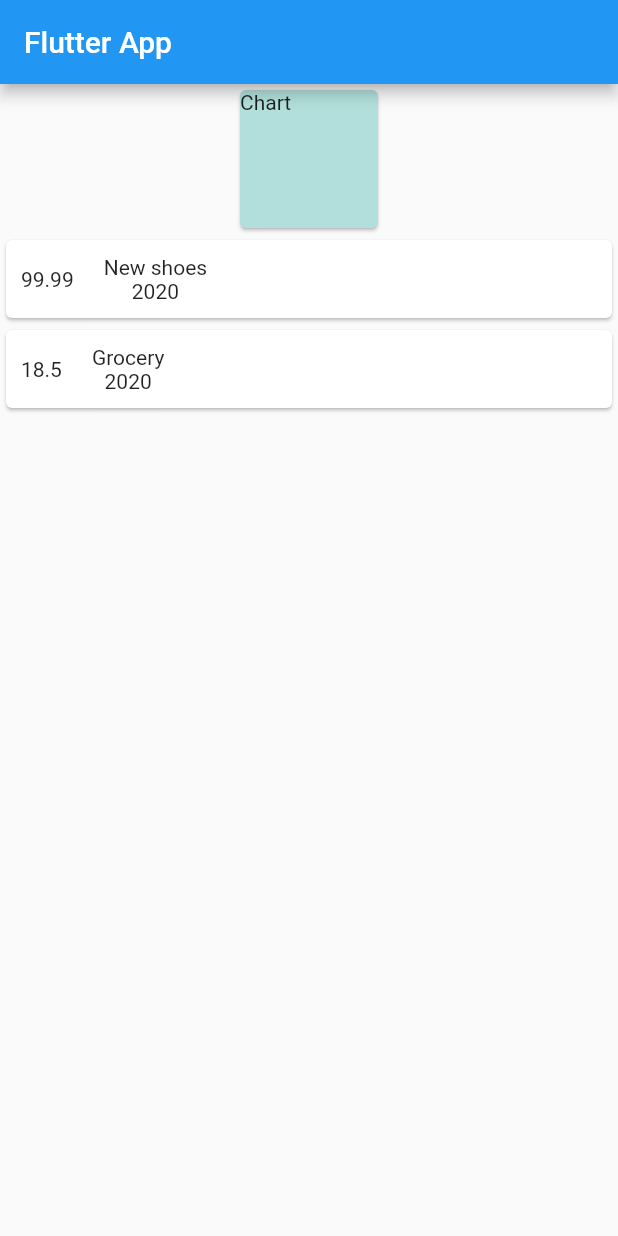
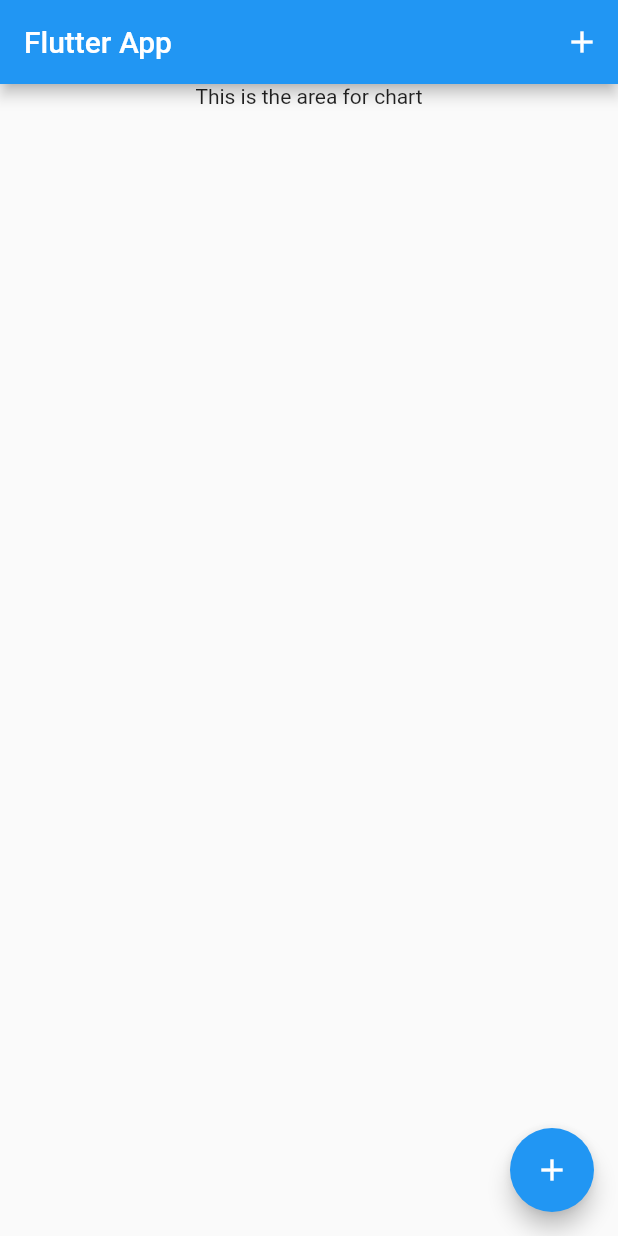
Before and after one commit to ShijuPJohn/expenses_app, a Flutter app: the screen it shows after launch, on a phone screen of 412 x 824 dp. Run offline on Flutter 3.47's test engine with Material 2 defaults, Android fonts, the phone set to English and light mode, and no system bars.

Commit message:
modal screen - add transaction

```diff
--- /dev/null
+++ b/lib/constants.dart
@@ -0,0 +1,26 @@
+import 'package:flutter/material.dart';
+
+const kPriceTextStyle = TextStyle(
+    color: Colors.purple, fontSize: 20.0, fontWeight: FontWeight.w600);
+const kDateTextStyle = TextStyle(
+    fontSize: 13.0, fontWeight: FontWeight.w400, color: Colors.blueGrey);
+const kTitleTextStyle = TextStyle(
+    fontSize: 20.0,
+    fontWeight: FontWeight.w500,
+    color: Colors.lightBlue);
+
+const kInputDecoration = InputDecoration(
+  labelText: 'Enter value',
+  contentPadding: EdgeInsets.symmetric(vertical: 10.0, horizontal: 20.0),
+  border: OutlineInputBorder(
+    borderRadius: BorderRadius.all(Radius.circular(10.0)),
+  ),
+  enabledBorder: OutlineInputBorder(
+    borderSide: BorderSide(color: Colors.lightBlueAccent, width: 1.0),
+    borderRadius: BorderRadius.all(Radius.circular(10.0)),
+  ),
+  focusedBorder: OutlineInputBorder(
+    borderSide: BorderSide(color: Colors.lightBlueAccent, width: 2.0),
+    borderRadius: BorderRadius.all(Radius.circular(10.0)),
+  ),
+);
--- a/lib/main.dart
+++ b/lib/main.dart
@@ -1,6 +1,8 @@
+import 'package:expense_app/widgets/add_transaction_card.dart';
+import 'package:expense_app/widgets/transaction_list.dart';
 import 'package:flutter/material.dart';
 
-import './transaction.dart';
+import 'models/transaction.dart';
 
 void main() => runApp(MyApp());
 
@@ -14,53 +16,65 @@ class MyApp extends StatelessWidget {
   }
 }
 
-class MyHomePage extends StatelessWidget {
-  final List<Transaction> listOfTransactions = [
-    Transaction('t1', 'New shoes', 99.99, DateTime.now()),
-    Transaction('t2', 'Grocery', 18.50, DateTime.now())
-  ];
+class MyHomePage extends StatefulWidget {
+  @override
+  _MyHomePageState createState() => _MyHomePageState();
+}
+
+class _MyHomePageState extends State<MyHomePage> {
+  List<Transaction> listOfTransactions = [];
+
+  void addToListOfTransactions(Transaction tx) {
+    setState(() {
+      listOfTransactions.add(tx);
+    });
+  }
+
+  void startAddNewTransaction(BuildContext ctx) {
+    showModalBottomSheet(
+        context: ctx,
+        builder: (bCtx) {
+          return AddTransactionCard(
+            listOfTransactions: listOfTransactions,
+            addFunction: addToListOfTransactions,
+          );
+        });
+  }
 
   @override
   Widget build(BuildContext context) {
     return Scaffold(
       appBar: AppBar(
         title: Text('Flutter App'),
+        actions: <Widget>[
+          IconButton(
+            onPressed: () {
+              startAddNewTransaction(context);
+            },
+            icon: Icon(Icons.add),
+          )
+        ],
       ),
       body: Column(
         children: <Widget>[
-            Container(
-              width: 100.0,
-              height: 100.0,
-              child: Card(
-                color: Colors.teal.shade100,
-                child: Text('Chart'),
+          Expanded(
+            flex: 1,
+            child: Text('This is the area for chart'),
           ),
-            ),
-            Container(
-                child: Column(
-              children: listOfTransactions
-                  .map(
-                    (e) => Card(
-                      child: Row(
-                        children: <Widget>[
-                          Container(child: Text(e.amount.toString()),
-                          padding: EdgeInsets.all(10.0),),
-                          Container(
-                            padding: EdgeInsets.all(10.0),
-                            child: Column(
-                              children: <Widget>[
-                                Text(e.title),
-                                Text(e.dateTime.year.toString())
-                              ],
+          Expanded(
+            flex: 4,
+            child: TransactionList(
+              listOfTransactions: listOfTransactions,
             ),
           )
         ],
       ),
+      floatingActionButton: FloatingActionButton(
+        onPressed: () {
+          startAddNewTransaction(context);
+        },
+        child: Icon(Icons.add),
       ),
-                  )
-                  .toList(),
-            ))
-          ],
-        ));
+    );
   }
 }
--- a/pubspec.yaml
+++ b/pubspec.yaml
@@ -23,6 +23,8 @@ environment:
 dependencies:
   flutter:
     sdk: flutter
+  intl: ^0.16.1
+
 
 
   # The following adds the Cupertino Icons font to your application.
```
Also changed, not shown: lib/widgets/add_transaction_card.dart (added, +80 -0 lines), lib/widgets/transaction_list.dart (added, +62 -0 lines), lib/models/transaction.dart (renamed from lib/transaction.dart), pubspec.lock. Lines whose indentation alone changed are shown as unchanged.
